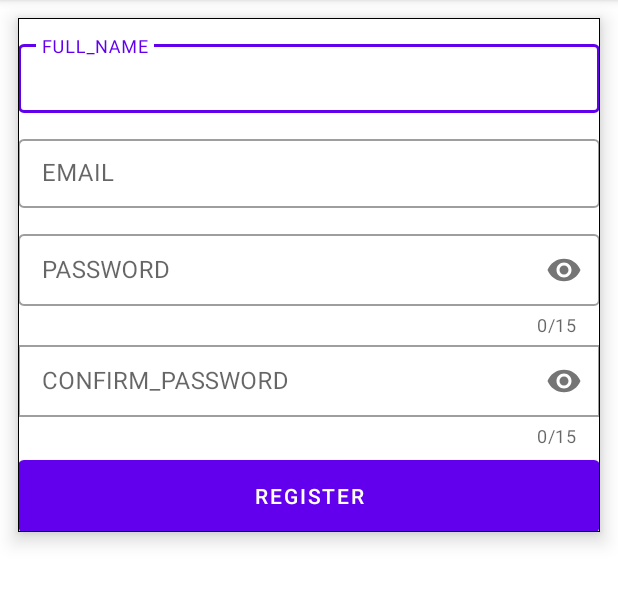
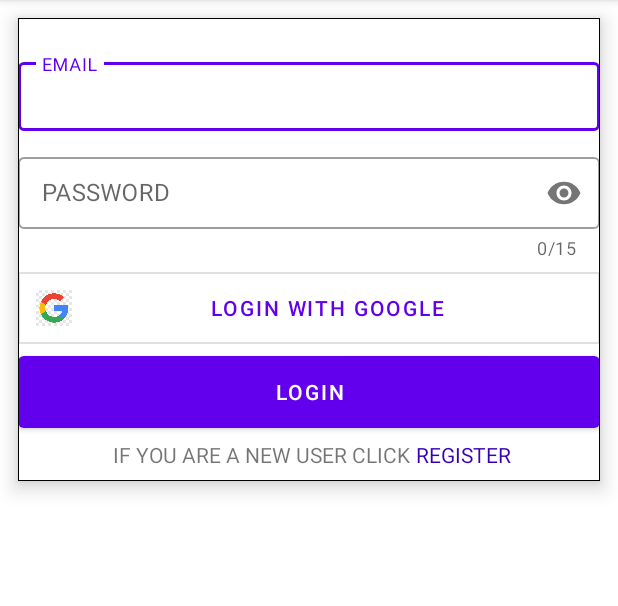
Before and after one commit to wdziwinska/OnlineShopApp_Frontend, an Android app: the screen it shows after launch (RegisterActivity before the commit, LoginActivity after it), after a tap on an icon or button, on a phone screen of 412 x 824 dp, the part 84-690 px from its top. Run offline under Robolectric (Android 15) with nearby library versions, the phone set to English and light mode, and no system bars; our stand-ins replace navigation-ui; 1 statement that could not run was skipped.

```diff
--- a/app/src/main/AndroidManifest.xml
+++ b/app/src/main/AndroidManifest.xml
@@ -28,6 +28,7 @@
         <activity android:name=".ui.main_page.ItemDetailActivity" />
         <activity android:name=".ui.main_page.BuyNowActivity" />
         <activity android:name=".ui.account.RegisterActivity" />
+        <activity android:name=".ui.account.LoginActivity" />
     </application>
 
 </manifest>
--- a/app/src/main/java/com/example/onlineshopapp_frontend/MainActivity.kt
+++ b/app/src/main/java/com/example/onlineshopapp_frontend/MainActivity.kt
@@ -14,6 +14,7 @@ import androidx.navigation.ui.setupActionBarWithNavController
 import androidx.navigation.ui.setupWithNavController
 import androidx.appcompat.app.AppCompatActivity
 import com.example.onlineshopapp_frontend.databinding.ActivityMainBinding
+import com.example.onlineshopapp_frontend.ui.account.LoginActivity
 import com.example.onlineshopapp_frontend.ui.account.RegisterActivity
 
 class MainActivity : AppCompatActivity() {
@@ -32,8 +33,13 @@ class MainActivity : AppCompatActivity() {
                 .setAction("Action", null).show()
         }
 
+/*        binding.appBarMain.loginImageButton?.setOnClickListener {
+            val intent = Intent(binding.appBarMain.loginImageButton!!.context, RegisterActivity::class.java)
+            binding.appBarMain.fab!!.context.startActivity(intent)
+        }*/
+
         binding.appBarMain.loginImageButton?.setOnClickListener {
-            val intent = Intent(binding.appBarMain.loginImageButton!!.context, RegisterActivity::class.java)
+            val intent = Intent(binding.appBarMain.loginImageButton!!.context, LoginActivity::class.java)
             binding.appBarMain.fab!!.context.startActivity(intent)
         }
 
--- /dev/null
+++ b/app/src/main/java/com/example/onlineshopapp_frontend/ui/account/LoginActivity.kt
@@ -0,0 +1,91 @@
+package com.example.onlineshopapp_frontend.ui.account
+
+import android.os.Bundle
+import android.util.Patterns
+import android.view.KeyEvent
+import android.view.LayoutInflater
+import android.view.View
+import androidx.appcompat.app.AppCompatActivity
+import com.example.onlineshopapp_frontend.R
+import com.example.onlineshopapp_frontend.databinding.ActivityLoginBinding
+
+class LoginActivity : AppCompatActivity(), View.OnClickListener, View.OnFocusChangeListener, View.OnKeyListener  {
+
+
+    private lateinit var mBinding: ActivityLoginBinding
+
+    override fun onCreate(savedInstanceState: Bundle?) {
+        super.onCreate(savedInstanceState)
+        mBinding = ActivityLoginBinding.inflate(LayoutInflater.from(this))
+        setContentView(mBinding.root)
+        mBinding.emailTextInputEditText.onFocusChangeListener = this
+        mBinding.passwordTextInputEditText.onFocusChangeListener = this
+    }
+
+    private fun validationLogin(): Boolean {
+        var errorMessage: String? = null
+        val value: String = mBinding.emailTextInputEditText.text.toString()
+
+        if(value.isEmpty()){
+            errorMessage = "Email is required"
+        } else if(!Patterns.EMAIL_ADDRESS.matcher(value).matches()){
+            errorMessage = "Please enter a valid email address"
+        }
+
+        if(errorMessage != null){
+            mBinding.emailTextInputLayout.apply {
+                isErrorEnabled = true
+                error = errorMessage
+            }
+        }
+        return errorMessage == null
+    }
+    private fun validationPassword(): Boolean {
+        var errorMessage: String? = null
+        val value: String = mBinding.passwordTextInputEditText.text.toString()
+
+        if(value.isEmpty()){
+            errorMessage = "Password is required"
+        } else if(value.length < 6){
+            errorMessage = "Password must be at least 6 characters long"
+        }
+        if(errorMessage != null){
+            mBinding.passwordTextInputLayout.apply {
+                isErrorEnabled = true
+                error = errorMessage
+            }
+        }
+        return errorMessage == null
+    }
+    override fun onClick(p0: View?) {
+    }
+
+    override fun onFocusChange(view: View?, hasFocus: Boolean) {
+        if(view != null) {
+            when(view.id){
+                R.id.emailTextInputEditText -> {
+                    if(hasFocus){
+                        if(mBinding.emailTextInputLayout.isErrorEnabled){
+                            mBinding.emailTextInputLayout.isErrorEnabled = false
+                        }
+                    } else {
+                        validationLogin()
+                    }
+                }
+                R.id.passwordTextInputEditText -> {
+                    if(hasFocus){
+                        if(mBinding.passwordTextInputLayout.isErrorEnabled){
+                            mBinding.passwordTextInputLayout.isErrorEnabled = false
+                        }
+                    } else {
+                        validationPassword()
+                        }
+                    }
+                }
+            }
+        }
+
+    override fun onKey(view: View?, event: Int, keyEvent: KeyEvent?): Boolean {
+        return false
+    }
+}
--- /dev/null
+++ b/app/src/main/res/layout/activity_login.xml
@@ -0,0 +1,111 @@
+<?xml version="1.0" encoding="utf-8"?>
+<LinearLayout xmlns:android="http://schemas.android.com/apk/res/android"
+    xmlns:app="http://schemas.android.com/apk/res-auto"
+    xmlns:tools="http://schemas.android.com/tools"
+    android:layout_width="match_parent"
+    android:layout_height="match_parent"
+    tools:context="ui.account.RegisterActivity">
+
+    <com.google.android.material.card.MaterialCardView
+        android:layout_width="match_parent"
+        android:layout_height="wrap_content"
+        android:layout_margin="12dp"
+        app:cardCornerRadius="0dp"
+        app:cardElevation="8dp"
+        app:strokeColor="@color/black"
+        app:strokeWidth="0.5dp">
+
+        <LinearLayout
+            android:layout_width="match_parent"
+            android:layout_height="wrap_content"
+            android:layout_marginTop="12dp"
+            android:orientation="vertical">
+
+            <com.google.android.material.textfield.TextInputLayout
+                android:id="@+id/email_text_input_layout"
+                style="@style/Widget.MaterialComponents.TextInputLayout.OutlinedBox"
+                android:layout_width="match_parent"
+                android:layout_height="wrap_content"
+                android:layout_marginTop="12dp">
+
+                <com.google.android.material.textfield.TextInputEditText
+                    android:id="@+id/emailTextInputEditText"
+                    android:layout_width="match_parent"
+                    android:layout_height="wrap_content"
+                    android:hint="@string/email"
+                    android:inputType="textEmailAddress"
+                    android:paddingHorizontal="8dp"
+                    android:paddingVertical="12dp" />
+
+            </com.google.android.material.textfield.TextInputLayout>
+
+            <com.google.android.material.textfield.TextInputLayout
+                android:id="@+id/passwordTextInputLayout"
+                style="@style/Widget.MaterialComponents.TextInputLayout.OutlinedBox"
+                android:layout_width="match_parent"
+                android:layout_height="wrap_content"
+                android:layout_marginTop="12dp"
+                app:counterEnabled="true"
+                app:counterMaxLength="15"
+                app:passwordToggleEnabled="true">
+
+                <com.google.android.material.textfield.TextInputEditText
+                    android:id="@+id/passwordTextInputEditText"
+                    android:layout_width="match_parent"
+                    android:layout_height="wrap_content"
+                    android:hint="@string/password"
+                    android:inputType="textPassword"
+                    android:maxLength="15"
+                    android:paddingHorizontal="8dp"
+                    android:paddingVertical="12dp" />
+
+            </com.google.android.material.textfield.TextInputLayout>
+
+            <com.google.android.material.button.MaterialButton
+                android:id="@+id/loginWithGoogleButton"
+                style="@style/Widget.MaterialComponents.Button.OutlinedButton.Icon"
+                android:layout_width="match_parent"
+                android:layout_height="wrap_content"
+                android:layout_marginTop="8dp"
+                android:insetTop="0dp"
+                android:insetBottom="0dp"
+                android:text="@string/login_with_google"
+                app:cornerRadius="0dp"
+                app:icon="@drawable/google_logo"
+                app:iconSize="24dp"
+                app:iconTint="@null" />
+
+            <com.google.android.material.button.MaterialButton
+                android:id="@+id/loginButton"
+                android:layout_width="match_parent"
+                android:layout_height="wrap_content"
+                android:layout_marginTop="8dp"
+                android:insetTop="0dp"
+                android:insetBottom="0dp"
+                android:text="@string/login" />
+
+            <LinearLayout
+                android:layout_width="match_parent"
+                android:layout_height="wrap_content"
+                android:gravity="center">
+
+                <TextView
+                    android:layout_width="wrap_content"
+                    android:layout_height="wrap_content"
+                    android:layout_marginVertical="8dp"
+                    android:layout_marginStart="4dp"
+                    android:text="@string/if_you_are_a_new_user_click" />
+
+                <TextView
+                    android:layout_width="wrap_content"
+                    android:layout_height="wrap_content"
+                    android:layout_marginVertical="8dp"
+                    android:layout_marginStart="4dp"
+                    android:clickable="true"
+                    android:focusable="true"
+                    android:text="@string/register"
+                    android:textColor="@color/purple_700" />
+            </LinearLayout>
+        </LinearLayout>
+    </com.google.android.material.card.MaterialCardView>
+</LinearLayout>
--- /dev/null
+++ b/app/src/main/res/values-night/strings.xml
@@ -0,0 +1,9 @@
+<?xml version="1.0" encoding="utf-8"?>
+<resources>
+    <string name="password">PASSWORD</string>
+    <string name="login_with_google">LOGIN WITH GOOGLE</string>
+    <string name="if_you_are_a_new_user_click">IF YOU ARE A NEW USER CLICK</string>
+    <string name="register">REGISTER</string>
+    <string name="login">LOGIN</string>
+    <string name="email">EMAIL</string>
+</resources>
--- /dev/null
+++ b/app/src/main/res/values-w600dp/strings.xml
@@ -0,0 +1,9 @@
+<?xml version="1.0" encoding="utf-8"?>
+<resources>
+    <string name="password">PASSWORD</string>
+    <string name="login_with_google">LOGIN WITH GOOGLE</string>
+    <string name="if_you_are_a_new_user_click">IF YOU ARE A NEW USER CLICK</string>
+    <string name="register">REGISTER</string>
+    <string name="login">LOGIN</string>
+    <string name="email">EMAIL</string>
+</resources>
--- /dev/null
+++ b/app/src/main/res/values-w936dp/strings.xml
@@ -0,0 +1,9 @@
+<?xml version="1.0" encoding="utf-8"?>
+<resources>
+    <string name="password">PASSWORD</string>
+    <string name="login_with_google">LOGIN WITH GOOGLE</string>
+    <string name="if_you_are_a_new_user_click">IF YOU ARE A NEW USER CLICK</string>
+    <string name="register">REGISTER</string>
+    <string name="login">LOGIN</string>
+    <string name="email">EMAIL</string>
+</resources>
--- a/app/src/main/res/values/strings.xml
+++ b/app/src/main/res/values/strings.xml
@@ -22,4 +22,10 @@
     <string name="image_view_item_main_page_content_description">Represents an image view in the
         item
     </string>
+    <string name="password">PASSWORD</string>
+    <string name="login_with_google">LOGIN WITH GOOGLE</string>
+    <string name="if_you_are_a_new_user_click">IF YOU ARE A NEW USER CLICK</string>
+    <string name="register">REGISTER</string>
+    <string name="login">LOGIN</string>
+    <string name="email">EMAIL</string>
 </resources>
```
Also changed, not shown: app/src/main/res/drawable/google_logo.png (added).
